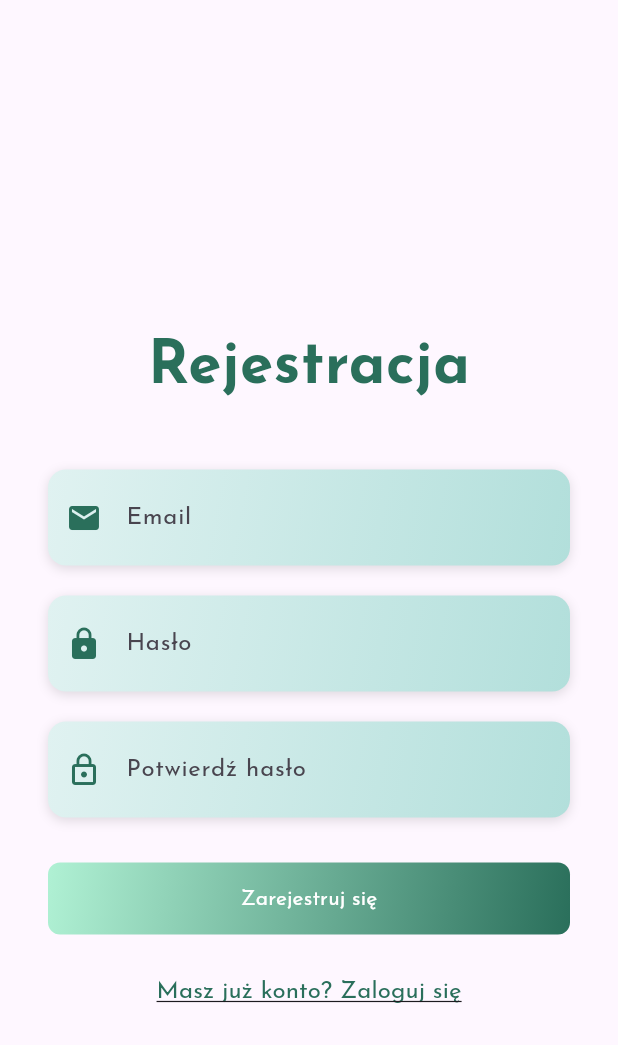
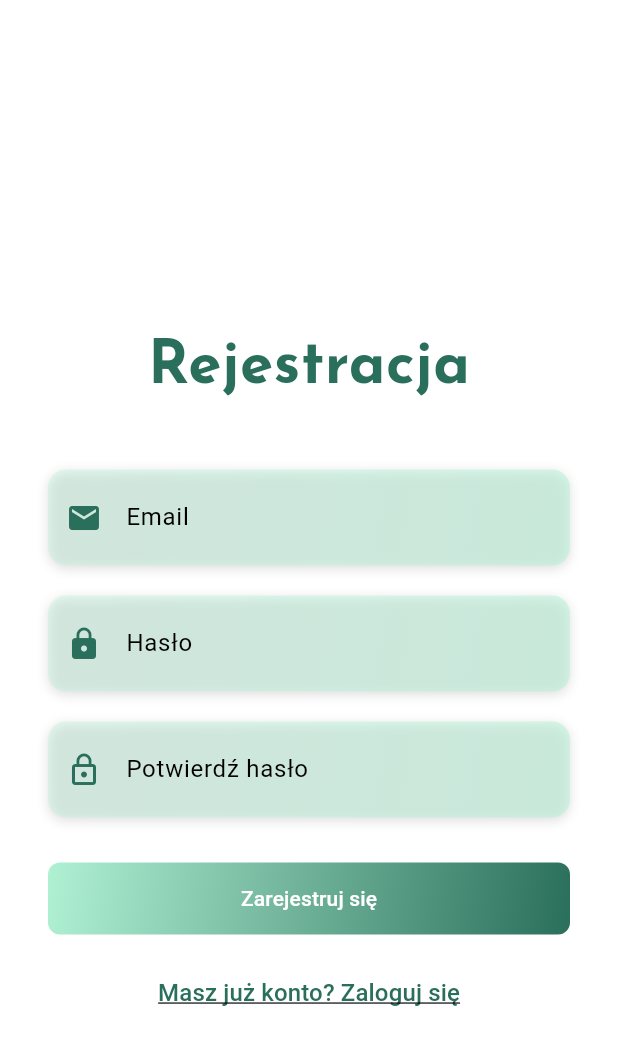
Before and after one commit to newbadstyle/finanse, a Flutter app: the screen it shows after launch, after a tap on "Rejestracja", on a phone screen of 412 x 824 dp. Shown: the top 1045 px of the screen. Run offline on Flutter 3.47's test engine with Material 3 defaults, Android fonts, the phone set to English and light mode, and no system bars; our stand-ins replace firebase_auth, firebase_core, firebase_database, lottie, shared_preferences; accounts and stored records are empty.

Commit message:
feat: Refactor theme management and integrate shared preferences for persistent theme settings

```diff
--- a/lib/main.dart
+++ b/lib/main.dart
@@ -1,6 +1,8 @@
 import 'package:finanse/app/auth_service.dart';
 import 'package:firebase_core/firebase_core.dart';
 import 'package:flutter/material.dart';
+import 'package:provider/provider.dart';
+import 'theme_provider.dart';
 import 'welcome_page.dart';
 
 void main() async {
@@ -15,15 +17,18 @@ class MyApp extends StatelessWidget {
 
   @override
   Widget build(BuildContext context) {
-    return MaterialApp(
-      title: 'Ninja Finance',
-      theme: ThemeData(
-        primaryColor: const Color(0xFF2A6F5B),
-        fontFamily: 'JosefinSans',
-        iconTheme: const IconThemeData(color: Color(0xFF2A6F5B)),
+    return ChangeNotifierProvider(
+      create: (_) => ThemeProvider(),
+      child: Consumer<ThemeProvider>(
+        builder: (context, themeProvider, child) {
+          return MaterialApp(
+            title: 'Ninja Finance',
+            theme: themeProvider.themeData,
+            home: const WelcomePage(),
+            debugShowCheckedModeBanner: false,
+          );
+        },
       ),
-      home: const WelcomePage(),
-      debugShowCheckedModeBanner: false,
     );
   }
 }
--- a/lib/register_page.dart
+++ b/lib/register_page.dart
@@ -1,9 +1,10 @@
 import 'package:finanse/app/auth_service.dart';
-import 'package:finanse/theme_provider.dart';
 import 'package:firebase_auth/firebase_auth.dart';
 import 'package:flutter/material.dart';
+import 'package:provider/provider.dart';
 import 'balance_page.dart';
 import 'login_page.dart';
+import 'theme_provider.dart';
 
 class RegisterPage extends StatefulWidget {
   const RegisterPage({super.key});
@@ -66,12 +67,14 @@ class _RegisterPageState extends State<RegisterPage> {
       );
 
       if (mounted) {
+        final themeProvider = Provider.of<ThemeProvider>(
+          context,
+          listen: false,
+        );
         Navigator.pushReplacement(
           context,
           MaterialPageRoute(
-            builder:
-                (context) =>
-                    BalancePage(themeProvider: ThemeProvider.of(context)),
+            builder: (context) => BalancePage(themeProvider: themeProvider),
           ),
         );
       }
@@ -115,13 +118,13 @@ class _RegisterPageState extends State<RegisterPage> {
               mainAxisAlignment: MainAxisAlignment.center,
               children: [
                 const SizedBox(height: 200),
-                const Text(
+                Text(
                   'Rejestracja',
                   style: TextStyle(
                     fontFamily: 'JosefinSans',
                     fontSize: 40,
                     fontWeight: FontWeight.bold,
-                    color: Color(0xFF2A6F5B),
+                    color: Theme.of(context).colorScheme.primary,
                   ),
                 ),
                 const SizedBox(height: 40),
@@ -129,8 +132,15 @@ class _RegisterPageState extends State<RegisterPage> {
                   padding: const EdgeInsets.symmetric(horizontal: 16.0),
                   child: Container(
                     decoration: BoxDecoration(
-                      gradient: const LinearGradient(
-                        colors: [Color(0xFFE0F2F1), Color(0xFFB2DFDB)],
+                      gradient: LinearGradient(
+                        colors: [
+                          Theme.of(
+                            context,
+                          ).colorScheme.secondary.withOpacity(0.3),
+                          Theme.of(
+                            context,
+                          ).colorScheme.secondary.withOpacity(0.5),
+                        ],
                         begin: Alignment.topLeft,
                         end: Alignment.bottomRight,
                       ),
@@ -146,11 +156,14 @@ class _RegisterPageState extends State<RegisterPage> {
                     child: TextField(
                       controller: _emailController,
                       keyboardType: TextInputType.emailAddress,
-                      decoration: const InputDecoration(
+                      decoration: InputDecoration(
                         labelText: 'Email',
-                        prefixIcon: Icon(Icons.email, color: Color(0xFF2A6F5B)),
+                        prefixIcon: Icon(
+                          Icons.email,
+                          color: Theme.of(context).colorScheme.primary,
+                        ),
                         border: InputBorder.none,
-                        contentPadding: EdgeInsets.all(12),
+                        contentPadding: const EdgeInsets.all(12),
                       ),
                     ),
                   ),
@@ -160,8 +173,15 @@ class _RegisterPageState extends State<RegisterPage> {
                   padding: const EdgeInsets.symmetric(horizontal: 16.0),
                   child: Container(
                     decoration: BoxDecoration(
-                      gradient: const LinearGradient(
-                        colors: [Color(0xFFE0F2F1), Color(0xFFB2DFDB)],
+                      gradient: LinearGradient(
+                        colors: [
+                          Theme.of(
+                            context,
+                          ).colorScheme.secondary.withOpacity(0.3),
+                          Theme.of(
+                            context,
+                          ).colorScheme.secondary.withOpacity(0.5),
+                        ],
                         begin: Alignment.topLeft,
                         end: Alignment.bottomRight,
                       ),
@@ -177,11 +197,14 @@ class _RegisterPageState extends State<RegisterPage> {
                     child: TextField(
                       controller: _passwordController,
                       obscureText: true,
-                      decoration: const InputDecoration(
+                      decoration: InputDecoration(
                         labelText: 'Hasło',
-                        prefixIcon: Icon(Icons.lock, color: Color(0xFF2A6F5B)),
+                        prefixIcon: Icon(
+                          Icons.lock,
+                          color: Theme.of(context).colorScheme.primary,
+                        ),
                         border: InputBorder.none,
-                        contentPadding: EdgeInsets.all(12),
+                        contentPadding: const EdgeInsets.all(12),
                       ),
                     ),
                   ),
@@ -191,8 +214,15 @@ class _RegisterPageState extends State<RegisterPage> {
                   padding: const EdgeInsets.symmetric(horizontal: 16.0),
                   child: Container(
                     decoration: BoxDecoration(
-                      gradient: const LinearGradient(
-                        colors: [Color(0xFFE0F2F1), Color(0xFFB2DFDB)],
+                      gradient: LinearGradient(
+                        colors: [
+                          Theme.of(
+                            context,
+                          ).colorScheme.secondary.withOpacity(0.3),
+                          Theme.of(
+                            context,
+                          ).colorScheme.secondary.withOpacity(0.5),
+                        ],
                         begin: Alignment.topLeft,
                         end: Alignment.bottomRight,
                       ),
@@ -208,14 +238,14 @@ class _RegisterPageState extends State<RegisterPage> {
                     child: TextField(
                       controller: _confirmPasswordController,
                       obscureText: true,
-                      decoration: const InputDecoration(
+                      decoration: InputDecoration(
                         labelText: 'Potwierdź hasło',
                         prefixIcon: Icon(
                           Icons.lock_outline,
-                          color: Color(0xFF2A6F5B),
+                          color: Theme.of(context).colorScheme.primary,
                         ),
                         border: InputBorder.none,
-                        contentPadding: EdgeInsets.all(12),
+                        contentPadding: const EdgeInsets.all(12),
                       ),
                     ),
                   ),
@@ -225,8 +255,11 @@ class _RegisterPageState extends State<RegisterPage> {
                   padding: const EdgeInsets.symmetric(horizontal: 16.0),
                   child: Container(
                     decoration: BoxDecoration(
-                      gradient: const LinearGradient(
-                        colors: [Color(0xFFB0F1D4), Color(0xFF2A6F5B)],
+                      gradient: LinearGradient(
+                        colors: [
+                          Theme.of(context).colorScheme.secondary,
+                          Theme.of(context).colorScheme.primary,
+                        ],
                         begin: Alignment.topLeft,
                         end: Alignment.bottomRight,
                       ),
@@ -236,7 +269,8 @@ class _RegisterPageState extends State<RegisterPage> {
                       style: FilledButton.styleFrom(
                         minimumSize: const Size(double.infinity, 40),
                         backgroundColor: Colors.transparent,
-                        foregroundColor: Colors.white,
+                        foregroundColor:
+                            Theme.of(context).colorScheme.onPrimary,
                         elevation: 0,
                         shape: RoundedRectangleBorder(
                           borderRadius: BorderRadius.circular(8),
@@ -262,10 +296,10 @@ class _RegisterPageState extends State<RegisterPage> {
                       ),
                     );
                   },
-                  child: const Text(
+                  child: Text(
                     'Masz już konto? Zaloguj się',
                     style: TextStyle(
-                      color: Color(0xFF2A6F5B),
+                      color: Theme.of(context).colorScheme.primary,
                       fontSize: 16,
                       decoration: TextDecoration.underline,
                     ),
--- a/lib/theme_provider.dart
+++ b/lib/theme_provider.dart
@@ -1,11 +1,17 @@
 import 'package:flutter/material.dart';
+import 'package:shared_preferences/shared_preferences.dart';
 
-class ThemeProvider {
+class ThemeProvider with ChangeNotifier {
   bool _isDarkMode = false;
+  static const String _themeKey = 'isDarkMode';
 
   bool get isDarkMode => _isDarkMode;
 
   ThemeData get themeData => _isDarkMode ? _darkTheme : _lightTheme;
+
+  ThemeProvider() {
+    _loadTheme();
+  }
 
   static final _lightTheme = ThemeData(
     primaryColor: const Color(0xFF2A6F5B),
@@ -26,6 +32,8 @@ class ThemeProvider {
     colorScheme: const ColorScheme.light(
       primary: Color(0xFF2A6F5B),
       secondary: Color(0xFFB0F1D4),
+      onPrimary: Colors.white,
+      onSecondary: Colors.black87,
     ),
   );
 
@@ -48,12 +56,21 @@ class ThemeProvider {
     colorScheme: const ColorScheme.dark(
       primary: Color(0xFF2A6F5B),
       secondary: Color(0xFFB0F1D4),
+      onPrimary: Colors.white,
+      onSecondary: Colors.black87,
     ),
   );
 
-  void toggleTheme() {
-    _isDarkMode = !_isDarkMode;
+  Future _loadTheme() async {
+    final prefs = await SharedPreferences.getInstance();
+    _isDarkMode = prefs.getBool(_themeKey) ?? false;
+    notifyListeners();
   }
 
-  static of(BuildContext context) {}
+  Future toggleTheme() async {
+    _isDarkMode = !_isDarkMode;
+    final prefs = await SharedPreferences.getInstance();
+    await prefs.setBool(_themeKey, _isDarkMode);
+    notifyListeners();
+  }
 }
--- a/pubspec.yaml
+++ b/pubspec.yaml
@@ -41,6 +41,7 @@ dependencies:
   intl: ^0.20.2
   firebase_database: ^11.3.6
   provider: ^6.1.5
+  shared_preferences: ^2.5.3
 
 dev_dependencies:
   flutter_test:
```
Also changed, not shown: lib/balance_page.dart (+9 -12 lines), lib/settings_page.dart (+25 -20 lines), pubspec.lock, 1 other file.
